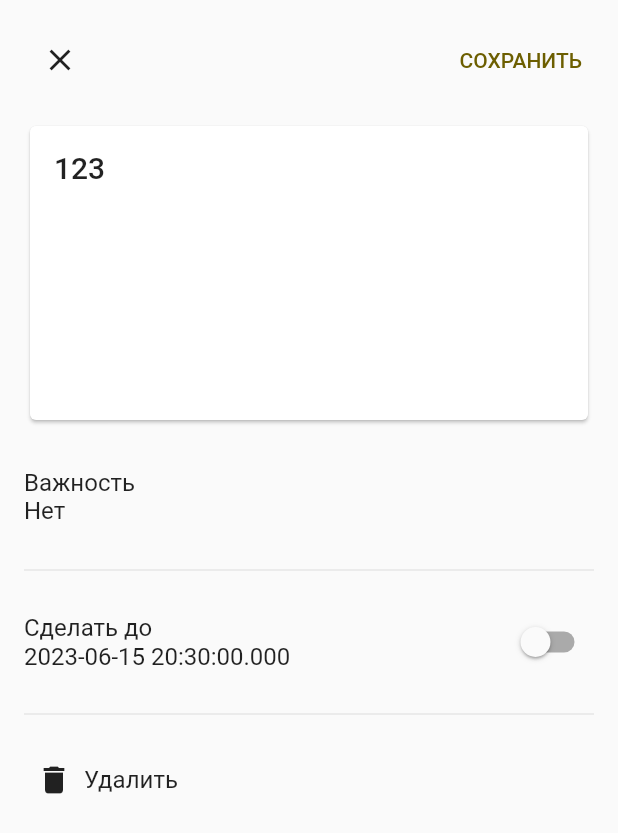
After one commit to AJShum/todo_list, a Flutter app: the screen it shows after launch, after a tap on the "info outline" icon, on a phone screen of 412 x 824 dp. The commit adds this screen. Shown: the top 833 px of the screen. Run offline on Flutter 3.47's test engine with Material 2 defaults, Android fonts, the phone set to English and light mode, and no system bars; our stand-ins replace freezed_annotation, get.

Commit message:
feat(all): create edit page

```diff
--- a/lib/main.dart
+++ b/lib/main.dart
@@ -1,20 +1,27 @@
 import 'package:flutter/material.dart';
+import 'package:todo_list/main_binding.dart';
+import 'package:todo_list/router.dart';
 import 'package:todo_list/view/constant.dart';
 import 'package:todo_list/view/custom_color_scheme.dart';
-import 'package:todo_list/view/main_view.dart';
 
-void main() {
-  runApp(const ToDoApp());
+Future<void> main() async {
+  WidgetsFlutterBinding.ensureInitialized();
+  final mainBinding = MainBinding();
+  await mainBinding.dependencies();
+  runApp(ToDoApp());
 }
 
 // ignore: public_member_api_docs
 class ToDoApp extends StatelessWidget {
   // ignore: public_member_api_docs
-  const ToDoApp({super.key});
+  ToDoApp({super.key});
+
+  final AppRouter _appRouter = AppRouter();
+
   @override
   Widget build(BuildContext context) {
     return MaterialApp(
-      title: 'Flutter Demo',
+      title: 'TODO list',
       darkTheme: ThemeData(
         useMaterial3: false,
         textTheme: textTheme,
@@ -38,8 +45,21 @@ class ToDoApp extends StatelessWidget {
         colorScheme: lightColorScheme,
         textTheme: textTheme,
         extensions: const <ThemeExtension<dynamic>>[CustomColorScheme.dark],
+        // FIX: DRY?
+        checkboxTheme: CheckboxThemeData(
+          fillColor: MaterialStateProperty.resolveWith((states) {
+            if (states.contains(MaterialState.selected)) {
+              return CustomColorScheme.light.green;
+            } else {
+              return CustomColorScheme.light.suport_separator;
+            }
+          }),
+          checkColor: MaterialStateProperty.resolveWith((states) {
+            return CustomColorScheme.light.back_secondary;
+          }),
+        ),
       ),
-      home: const MainView(),
+      onGenerateRoute: _appRouter.onGeneratedRoute,
     );
   }
 }
--- /dev/null
+++ b/lib/main_binding.dart
@@ -0,0 +1,9 @@
+import 'package:get/get.dart';
+import 'package:todo_list/model/task.dart';
+
+class MainBinding implements Bindings {
+  @override
+  Future<void> dependencies() async {
+    Get.put<FakeTaskRepository>(FakeTaskRepository());
+  }
+}
--- a/lib/model/task.dart
+++ b/lib/model/task.dart
@@ -1,13 +1,66 @@
-enum TaskStatus { done, removed, established }
+// ignore_for_file: public_member_api_docs
+import 'package:freezed_annotation/freezed_annotation.dart';
+import 'package:get/get.dart';
+import 'package:uuid/uuid.dart';
 
-class Task {
-  Task(this.text,
-      {importance: true,
-      limit: DateTime.now(),
-      status: TaskStatus.established});
+part 'task.freezed.dart';
 
-  String text;
-  bool importance;
-  DateTime limit;
-  TaskStatus status;
+enum TaskStatus { done, removed, established, standart }
+
+enum TaskImportance { absent, low, high }
+
+///
+@freezed
+class Task with _$Task {
+  factory Task({
+    required Uuid id,
+    required String text,
+    required TaskImportance importance,
+    required DateTime deadline,
+    required bool done,
+    required String color,
+    required DateTime createdAt,
+    required DateTime changedAt,
+    required int deviceId,
+  }) = _Task;
 }
+
+List<String> _fakeName = ['123', 'что-то', 'сходить в магазин'];
+
+class FakeTaskRepository extends GetxController {
+  final List<Task> _taskArray = List.generate(
+    _fakeName.length,
+    (index) => Task(
+      id: const Uuid(),
+      text: _fakeName[index],
+      importance: TaskImportance.absent,
+      deadline: DateTime.now().add(const Duration(hours: 10)),
+      done: false,
+      color: 'FFFFFFFF',
+      createdAt: DateTime.now().subtract(const Duration(days: 1)),
+      changedAt: DateTime.now().subtract(const Duration(days: 1)),
+      deviceId: index,
+    ),
+  ).obs;
+
+  int get length => _taskArray.length;
+
+  void createTask(Task task) {
+    if (!_taskArray.contains(task)) {
+      _taskArray.add(task);
+    }
+  }
+
+  void removeTask(Task task) {
+    _taskArray.removeWhere((element) => element == task);
+  }
+
+  void editTask(Task task) {
+    final index = _taskArray.indexWhere((element) => element.id == task.id);
+    _taskArray[index] = task;
+  }
+
+  Task getTaskByIndex(int index) {
+    return _taskArray[index];
+  }
+}
--- /dev/null
+++ b/lib/router.dart
@@ -0,0 +1,35 @@
+import 'package:flutter/material.dart';
+import 'package:todo_list/model/task.dart';
+import 'package:todo_list/view/edit_page.dart';
+import 'package:todo_list/view/main_view.dart';
+
+class AppRouter {
+  Route onGeneratedRoute(RouteSettings routeSettings) {
+    switch (routeSettings.name) {
+      case '/':
+        return MaterialPageRoute(
+          builder: (BuildContext context) {
+            return const MainView();
+          },
+        );
+
+      case '/editPage':
+        if (routeSettings.arguments != null) {
+          return MaterialPageRoute(
+            builder: (BuildContext context) {
+              // ignore: cast_nullable_to_non_nullable
+              return EditPage(routeSettings.arguments as Task);
+            },
+          );
+        } else {
+          // TODO: do something if no argument was passed
+          return MaterialPageRoute(
+              builder: (_) => const CircularProgressIndicator());
+        }
+      default:
+        return MaterialPageRoute(
+          builder: (_) => const CircularProgressIndicator(),
+        );
+    }
+  }
+}
--- a/lib/view/component/swiped_widget.dart
+++ b/lib/view/component/swiped_widget.dart
@@ -1,27 +1,21 @@
 import 'dart:developer';
 
 import 'package:flutter/material.dart';
+import 'package:get/get.dart';
+import 'package:todo_list/model/task.dart';
 
-/// [SwipedWidget]
-class SwipedWidget extends StatefulWidget {
-  /// [SwipedWidget] constructor
-  const SwipedWidget({super.key});
+/// [SwipedWidget] list component
+class SwipedWidget extends StatelessWidget {
+  // ignore: public_member_api_docs
+  SwipedWidget(this.task, {super.key});
 
-  @override
-  State<SwipedWidget> createState() => _SwipedWidgetState();
-}
-
-class _SwipedWidgetState extends State<SwipedWidget> {
-  late bool _checkboxState;
+  Task task;
 
   final ValueNotifier<double> _leftIconPadding = ValueNotifier<double>(0);
+
   final ValueNotifier<double> _rightIconPadding = ValueNotifier<double>(0);
 
-  @override
-  void initState() {
-    _checkboxState = false;
-    super.initState();
-  }
+  final FakeTaskRepository _repository = Get.find<FakeTaskRepository>();
 
   @override
   Widget build(BuildContext context) {
@@ -74,12 +68,23 @@ class _SwipedWidgetState extends State<SwipedWidget> {
             ),
           ),
           onDismissed: (direction) {
-            log(direction.toString());
+            // TODO: only delete
           },
           confirmDismiss: (DismissDirection direction) async {
             if (direction == DismissDirection.startToEnd) {
+              log(
+                '[_SwipedWidgetState] swiped from left to right '
+                'on item ${task.id.v4}',
+                name: 'info',
+              );
+              // TODO: done
               return false;
             } else {
+              log(
+                '[_SwipedWidgetState] swiped from right to left '
+                'on item ${task.id.v4}',
+                name: 'info',
+              );
               return true;
             }
           },
@@ -95,12 +100,15 @@ class _SwipedWidgetState extends State<SwipedWidget> {
                     constraints:
                         const BoxConstraints(maxWidth: 18, maxHeight: 18),
                     child: Checkbox(
-                      value: _checkboxState,
+                      value: task.done,
                       onChanged: (value) {
                         if (value != null) {
-                          setState(() {
-                            _checkboxState = value;
-                          });
+                          log(
+                            '[_SwipedWidgetState] пользователь нажал на'
+                            'checkbox задачи ${task.id.v4}',
+                            name: 'info',
+                          );
+                          _repository.editTask(task.copyWith(done: value));
                         }
                       },
                     ),
@@ -114,20 +122,35 @@ class _SwipedWidgetState extends State<SwipedWidget> {
                     crossAxisAlignment: CrossAxisAlignment.start,
                     children: [
                       Text(
-                        'current text',
+                        task.text,
                         textAlign: TextAlign.start,
                         style: Theme.of(context).textTheme.bodyMedium,
                       ),
-                      Text('дата', style: Theme.of(context).textTheme.bodySmall)
+                      Text(
+                        // FIX: change later
+                        task.deadline.toString(),
+                        style: Theme.of(context).textTheme.bodySmall,
+                      )
                     ],
                   ),
                 ),
                 const SizedBox(
                   width: 4,
                 ),
-                const Icon(
-                  Icons.info_outline,
-                  size: 19.9,
+                IconButton(
+                  icon: const Icon(
+                    Icons.info_outline,
+                    size: 19.9,
+                  ),
+                  onPressed: () {
+                    log(
+                      '[SwipedWdget] user push information icon on'
+                      'task ${task.id.v4}',
+                      name: 'info',
+                    );
+                    Navigator.of(context)
+                        .pushNamed('/editPage', arguments: task);
+                  },
                 ),
               ],
             ),
--- /dev/null
+++ b/lib/view/edit_page.dart
@@ -0,0 +1,179 @@
+import 'dart:developer';
+
+import 'package:flutter/material.dart';
+import 'package:todo_list/model/task.dart';
+
+/// [EditPage] page for editing the addition of a specific task
+class EditPage extends StatefulWidget {
+  // ignore: public_member_api_docs
+  const EditPage(this.editedTask, {super.key});
+
+  final Task editedTask;
+
+  @override
+  State<EditPage> createState() => _EditPageState();
+}
+
+class _EditPageState extends State<EditPage> {
+  final TextEditingController _taskController = TextEditingController();
+
+// FIX: switchValue should be false only if there is no deadline
+  bool _switchValue = false;
+
+  String _priority = 'Нет';
+
+  @override
+  void initState() {
+    super.initState();
+    if (widget.editedTask.text.isNotEmpty) {
+      _taskController.text = widget.editedTask.text;
+    }
+  }
+
+  @override
+  Widget build(BuildContext context) {
+    return Scaffold(
+      body: SafeArea(
+        child: SingleChildScrollView(
+          child: Padding(
+            padding: const EdgeInsets.all(16),
+            child: Column(
+              children: [
+                Row(
+                  mainAxisAlignment: MainAxisAlignment.spaceBetween,
+                  children: [
+                    IconButton(
+                      icon: const Icon(Icons.close),
+                      onPressed: () {
+                        // TODO: close without saving
+                        Navigator.of(context).pop();
+                      },
+                    ),
+                    TextButton(
+                      onPressed: () {
+                        // TODO: close with save data
+                        Navigator.of(context).pop();
+                      },
+                      child: const Text('СОХРАНИТЬ'),
+                    )
+                  ],
+                ),
+                const SizedBox(
+                  height: 16,
+                ),
+                SizedBox(
+                  height: 204,
+                  child: Card(
+                    child: Padding(
+                      padding: const EdgeInsets.all(16),
+                      child: TextField(
+                        decoration: const InputDecoration.collapsed(
+                          hintText: 'Что надо сделать..',
+                        ),
+                        controller: _taskController,
+                      ),
+                    ),
+                  ),
+                ),
+                const SizedBox(
+                  height: 28,
+                ),
+                SizedBox(
+                  height: 60,
+                  width: double.infinity,
+                  child: PopupMenuButton<String>(
+                    child: Column(
+                      crossAxisAlignment: CrossAxisAlignment.start,
+                      children: [
+                        const Text(
+                          'Важность',
+                          textAlign: TextAlign.left,
+                        ),
+                        // FIX: make correct display
+                        Text(_priority),
+                      ],
+                    ),
+                    itemBuilder: (ctx) =>
+                        ['Нет', 'Низкий', '!! Высокий'].map((e) {
+                      return PopupMenuItem<String>(
+                        value: e,
+                        child: Text(
+                          e,
+                          // FIX: change when we go through topics
+                          style:
+                              Theme.of(context).textTheme.bodyMedium!.copyWith(
+                                    color: e == '!! Высокий'
+                                        ? Colors.red
+                                        : Colors.white,
+                                  ),
+                        ),
+                      );
+                    }).toList(),
+                    onSelected: (value) {
+                      log(
+                          '[EditPage] change priority to $value for '
+                          '${widget.editedTask.id.v4}',
+                          name: 'info');
+                      _priority = value;
+                      setState(() {});
+                    },
+                  ),
+                ),
+                const Divider(),
+                const SizedBox(
+                  height: 16,
+                ),
+                Row(
+                  mainAxisAlignment: MainAxisAlignment.spaceBetween,
+                  children: [
+                    Column(
+                      crossAxisAlignment: CrossAxisAlignment.start,
+                      children: [
+                        const Text('Cделать до'),
+                        // TODO: make a normal date display
+                        Text('${widget.editedTask.deadline}'),
+                      ],
+                    ),
+                    Switch(
+                      value: _switchValue,
+                      onChanged: (value) {
+                        _switchValue = value;
+                        setState(() {});
+                      },
+                      // TODO: open calendar as modal widget and pick date
+                    ),
+                  ],
+                ),
+                const SizedBox(
+                  height: 16,
+                ),
+                const Divider(),
+                const SizedBox(
+                  height: 16,
+                ),
+                GestureDetector(
+                  onTap: () {
+                    log(
+                      '[EditPage] remove task with ${widget.editedTask.id.v4}',
+                      name: 'info',
+                    );
+                    // TODO: remove item
+                  },
+                  child: const Row(
+                    children: [
+                      Padding(
+                        padding: EdgeInsets.all(8),
+                        child: Icon(Icons.delete),
+                      ),
+                      Text('Удалить')
+                    ],
+                  ),
+                )
+              ],
+            ),
+          ),
+        ),
+      ),
+    );
+  }
+}
--- a/lib/view/main_view.dart
+++ b/lib/view/main_view.dart
@@ -1,10 +1,13 @@
 import 'dart:developer';
 
 import 'package:flutter/material.dart';
+import 'package:get/get.dart';
+import 'package:todo_list/model/task.dart';
 import 'package:todo_list/view/component/swiped_widget.dart';
 
+/// [MainView] the main window that the user sees when entering the program
 class MainView extends StatefulWidget {
-  /// [MainView] constructor
+  // ignore: public_member_api_docs
   const MainView({super.key});
 
   @override
@@ -15,6 +18,7 @@ class _MainViewState extends State<MainView> {
   final ScrollController _scrollController =
       ScrollController(initialScrollOffset: 1);
   double _scrollPosition = 0;
+  final _repository = Get.find<FakeTaskRepository>();
 
   @override
   void initState() {
@@ -94,6 +98,7 @@ class _MainViewState extends State<MainView> {
                             ),
                         ],
                       ),
+                      // TODO: добавить изменение глаза при переключении
                       const Icon(
                         Icons.remove_red_eye_rounded,
                         color: Colors.black,
@@ -102,19 +107,24 @@ class _MainViewState extends State<MainView> {
                   ),
                 ),
               ), //FlexibleSpaceBar
-
               backgroundColor: Colors.white,
             ),
             SliverFillRemaining(
               child: Card(
                 child: Padding(
                   padding: const EdgeInsets.symmetric(vertical: 8),
-                  child: ListView.builder(
-                    physics: const NeverScrollableScrollPhysics(),
-                    itemBuilder: (context, index) {
-                      return const SwipedWidget();
-                    },
-                    itemCount: 5,
+                  // FIX: почему то изменения вносимые в любой эл
+                  child: Obx(
+                    () => ListView.builder(
+                      physics: const NeverScrollableScrollPhysics(),
+                      itemBuilder: (context, index) {
+                        return SwipedWidget(
+                          key: UniqueKey(),
+                          _repository.getTaskByIndex(index),
+                        );
+                      },
+                      itemCount: _repository.length,
+                    ),
                   ),
                 ),
               ),
--- a/pubspec.yaml
+++ b/pubspec.yaml
@@ -12,12 +12,17 @@ dependencies:
     sdk: flutter
   cupertino_icons: ^1.0.2
   very_good_analysis: ^5.0.0+1
+  get: ^4.6.5
+  freezed_annotation: ^2.2.0
+  uuid: ^3.0.7
+  freezed: ^2.3.5
 
 dev_dependencies:
   flutter_test:
     sdk: flutter
 
   flutter_lints: ^2.0.0
+  build_runner: ^2.4.5
 
 flutter:
 
```
Also changed, not shown: lib/model/task.freezed.dart (added), pubspec.lock, 1 other file.
